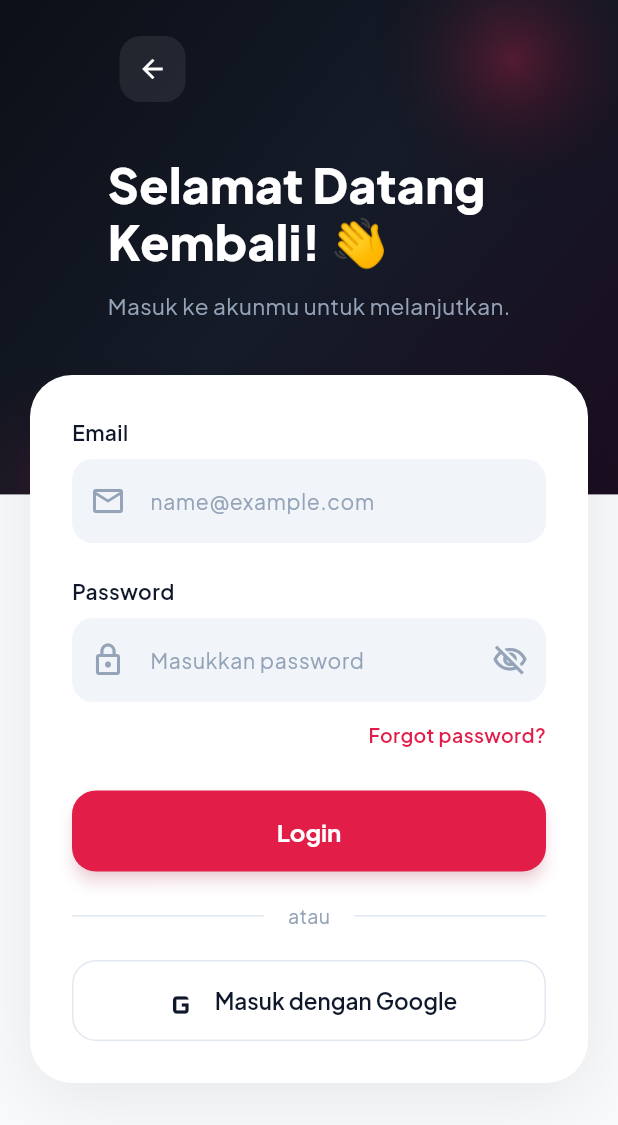
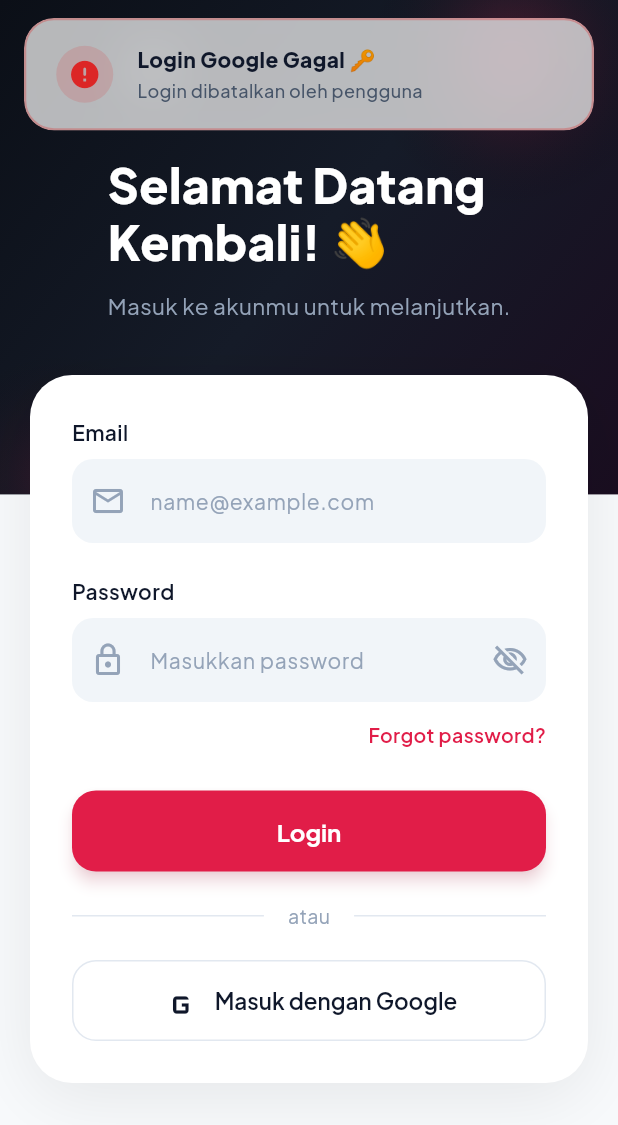
Before and after one commit to SamuelKaunang/QuickTurnMobile, a Flutter app: the LoginScreen screen opened directly, after a tap on "Masuk dengan Google", on a phone screen of 412 x 824 dp. Shown: the top 1125 px of the screen. Run offline on Flutter 3.47's test engine with Material 3 defaults, Android fonts, the phone set to English and light mode, and no system bars; our stand-ins replace dio, file_picker, firebase_core, firebase_messaging, flutter_local_notifications, flutter_map and 7 more; missing offline and left inert: stomp_dart_client; accounts and stored records are empty.

Commit message:
feat: implement Google Sign-In on mobile

```diff
--- a/lib/features/auth/login_screen.dart
+++ b/lib/features/auth/login_screen.dart
@@ -343,7 +343,7 @@ class _LoginScreenState extends State<LoginScreen> {
             width: double.infinity,
             height: 54,
             child: OutlinedButton.icon(
-              onPressed: () {},
+              onPressed: isLoading ? null : _loginWithGoogle,
               icon: const Icon(Icons.g_mobiledata, size: 28),
               label: Text(
                 "Masuk dengan Google",
@@ -799,4 +799,41 @@ class _LoginScreenState extends State<LoginScreen> {
       );
     }
   }
+
+  void _loginWithGoogle() async {
+    setState(() => isLoading = true);
+
+    final res = await AuthService().loginWithGoogle();
+
+    setState(() => isLoading = false);
+
+    if (res['success'] == true) {
+      // Register device for FCM Push Notifications
+      NotificationService().registerDevice();
+
+      final role = res['role'];
+      if (role == 'UMKM' || role == 'CLIENT') {
+        Navigator.pushReplacement(
+          context,
+          MaterialPageRoute(
+            builder: (_) => const UmkmDashboardScreen(),
+          ),
+        );
+      } else {
+        Navigator.pushReplacement(
+          context,
+          MaterialPageRoute(
+            builder: (_) => const TalentDashboardScreen(),
+          ),
+        );
+      }
+    } else {
+      QTToast.show(
+        context,
+        title: "Login Google Gagal 🔑",
+        message: res['message'] ?? "Gagal masuk menggunakan akun Google.",
+        type: QTToastType.error,
+      );
+    }
+  }
 }
--- a/lib/features/auth/services/auth_service.dart
+++ b/lib/features/auth/services/auth_service.dart
@@ -1,9 +1,14 @@
 import 'package:dio/dio.dart';
+import 'package:google_sign_in/google_sign_in.dart';
 import '../../../core/network/dio_client.dart';
 import '../../../core/services/push_notification_service.dart';
 
 class AuthService {
   final DioClient _client = DioClient();
+  final GoogleSignIn _googleSignIn = GoogleSignIn(
+    scopes: ['email'],
+    serverClientId: '635708064928-v3c58k8aunkmjcdt3taq3b2fe2cs9iih.apps.googleusercontent.com',
+  );
 
   /// Login user and save the JWT token & role
   Future<Map<String, dynamic>> login({
@@ -296,4 +301,75 @@ class AuthService {
       return {};
     }
   }
+
+  /// Login via Google
+  Future<Map<String, dynamic>> loginWithGoogle() async {
+    try {
+      // Disconnect previous session to allow account selection dialog
+      try {
+        await _googleSignIn.signOut();
+      } catch (_) {}
+
+      final GoogleSignInAccount? googleUser = await _googleSignIn.signIn();
+      if (googleUser == null) {
+        return {
+          'success': false,
+          'message': 'Login dibatalkan oleh pengguna',
+        };
+      }
+
+      final GoogleSignInAuthentication googleAuth = await googleUser.authentication;
+      final String? idToken = googleAuth.idToken;
+
+      if (idToken == null) {
+        return {
+          'success': false,
+          'message': 'Gagal memperoleh token autentikasi Google',
+        };
+      }
+
+      // Send idToken to Spring Boot Backend
+      final response = await _client.dio.post(
+        '/api/auth/google',
+        data: {
+          'idToken': idToken,
+        },
+      );
+
+      final responseData = response.data;
+      if (responseData['success'] == true && responseData['data'] != null) {
+        final data = responseData['data'];
+        final String token = data['accessToken'];
+        final String role = data['role'] ?? 'MAHASISWA';
+
+        await _client.saveToken(token);
+        await _client.saveUserRole(role);
+
+        PushNotificationService().registerDeviceToken();
+
+        return {
+          'success': true,
+          'message': responseData['message'] ?? 'Login Google berhasil',
+          'role': role,
+          'data': data,
+        };
+      } else {
+        return {
+          'success': false,
+          'message': responseData['message'] ?? 'Login Google gagal',
+        };
+      }
+    } on DioException catch (e) {
+      final errorMsg = e.response?.data?['message'] ?? 'Terjadi kesalahan jaringan ke server';
+      return {
+        'success': false,
+        'message': errorMsg,
+      };
+    } catch (e) {
+      return {
+        'success': false,
+        'message': 'Autentikasi Google gagal: $e',
+      };
+    }
+  }
 }
--- a/pubspec.yaml
+++ b/pubspec.yaml
@@ -53,6 +53,7 @@ dependencies:
   firebase_messaging: ^16.4.0
   flutter_local_notifications: ^20.1.0
   url_launcher: ^6.3.2
+  google_sign_in: ^6.2.1
 
 dev_dependencies:
   flutter_test:
```
